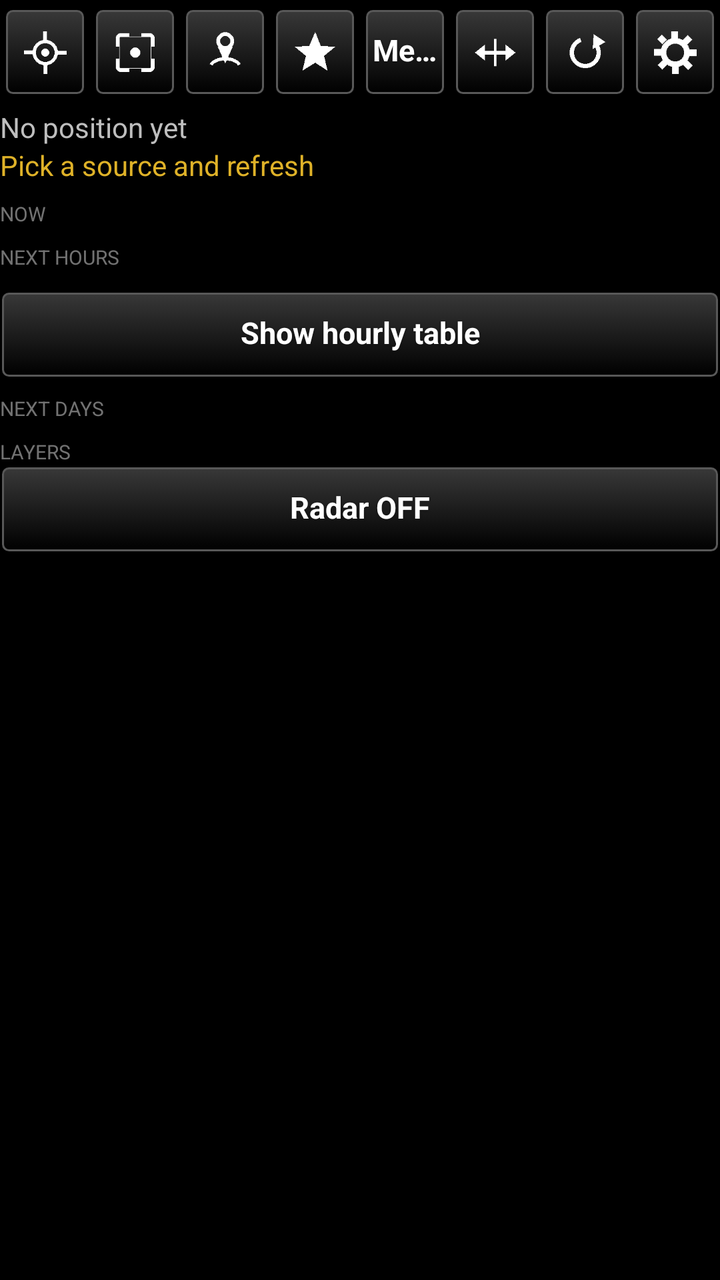
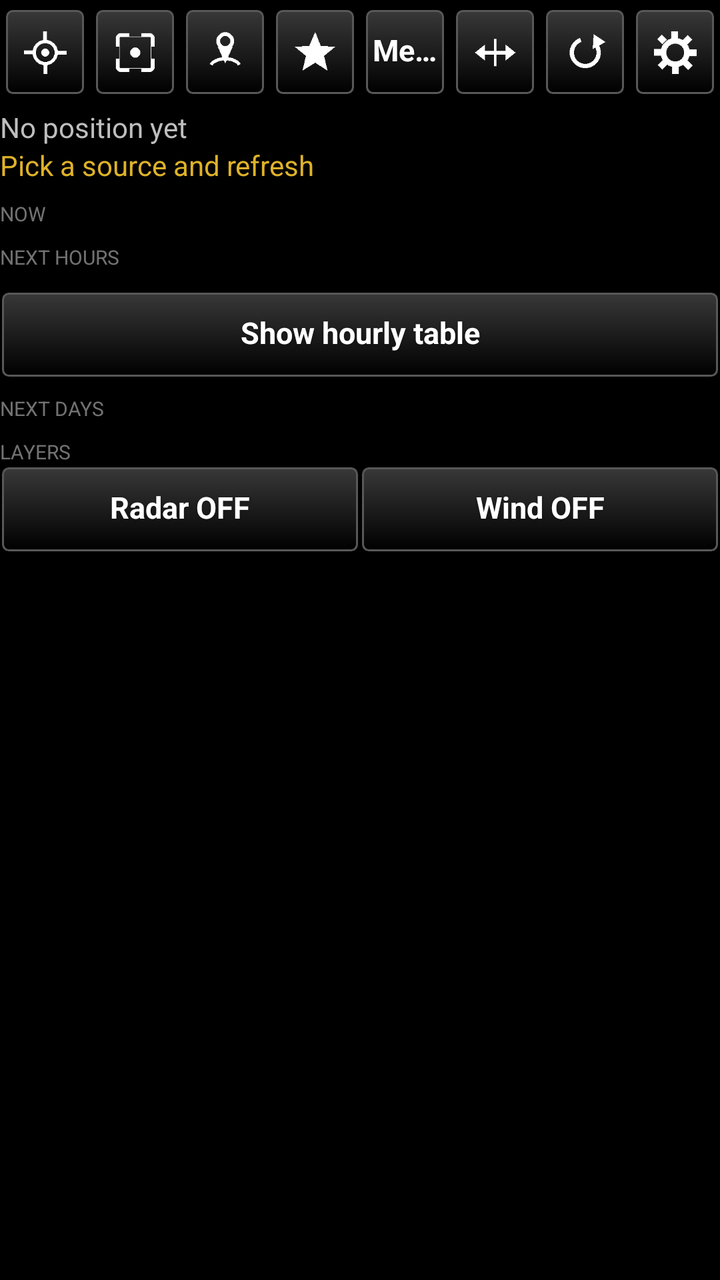

Compare the two renders of this Android layout. The source of the first and the diff that turns it into the second are given below.
<!-- AndroidManifest.xml: application theme AppTheme -->
<!-- res/layout/main_layout.xml -->
<?xml version="1.0" encoding="utf-8"?>
<ScrollView xmlns:android="http://schemas.android.com/apk/res/android"
    android:layout_width="match_parent"
    android:layout_height="match_parent"
    android:fadeScrollbars="false"
    android:layout_marginLeft="3dp"
    android:layout_marginRight="3dp">

    <LinearLayout
        android:layout_width="match_parent"
        android:layout_height="wrap_content"
        android:orientation="vertical"
        android:paddingBottom="8dp">

        
        <LinearLayout
            android:id="@+id/icon_row"
            android:layout_width="match_parent"
            android:layout_height="wrap_content"
            android:orientation="horizontal"
            android:paddingTop="4dp">

            <ImageButton
                android:id="@+id/mode_self"
                style="@style/TakwerxIconButton"
                android:contentDescription="@string/self_position"
                android:src="@drawable/ic_point_self" />

            <ImageButton
                android:id="@+id/mode_center"
                style="@style/TakwerxIconButton"
                android:contentDescription="@string/map_center"
                android:src="@drawable/ic_point_center" />

            <ImageButton
                android:id="@+id/mode_pick"
                style="@style/TakwerxIconButton"
                android:contentDescription="@string/pick_point"
                android:src="@drawable/ic_point_pick" />

            <ImageButton
                android:id="@+id/favorites_button"
                style="@style/TakwerxIconButton"
                android:contentDescription="@string/favorites_title"
                android:src="@drawable/ic_favorites" />

            <Button
                android:id="@+id/units_button"
                style="@style/TakwerxButton"
                android:layout_width="0dp"
                android:layout_weight="1"
                android:layout_height="44dp"
                android:layout_marginLeft="2dp"
                android:layout_marginRight="2dp"
                android:paddingLeft="4dp"
                android:paddingRight="4dp"
                android:text="@string/units_metric" />

            <ImageButton
                android:id="@+id/wide_button"
                style="@style/TakwerxIconButton"
                android:contentDescription="@string/wide"
                android:src="@drawable/ic_wide" />

            <ImageButton
                android:id="@+id/refresh_button"
                style="@style/TakwerxIconButton"
                android:contentDescription="@string/refresh"
                android:src="@drawable/ic_refresh" />

            <ImageButton
                android:id="@+id/settings_button"
                style="@style/TakwerxIconButton"
                android:contentDescription="@string/settings"
                android:src="@drawable/ic_settings" />
        </LinearLayout>

        <TextView
            android:id="@+id/position_text"
            android:layout_width="match_parent"
            android:layout_height="wrap_content"
            android:textSize="@dimen/fontSize"
            android:layout_marginTop="@dimen/auto_margin"
            android:text="@string/no_position" />

        <TextView
            android:id="@+id/status_text"
            android:layout_width="match_parent"
            android:layout_height="wrap_content"
            android:textSize="@dimen/fontSize"
            android:textColor="@color/heading_yellow"
            android:text="@string/status_idle" />

        <TextView
            android:id="@+id/current_heading"
            android:layout_width="match_parent"
            android:layout_height="wrap_content"
            android:text="@string/heading_now"
            android:textSize="10sp"
            android:textAllCaps="true"
            android:paddingTop="8dp"
            android:alpha="0.6" />

        <LinearLayout
            android:id="@+id/current_container"
            android:layout_width="match_parent"
            android:layout_height="wrap_content"
            android:orientation="vertical" />

        <TextView
            android:id="@+id/series_heading"
            android:layout_width="match_parent"
            android:layout_height="wrap_content"
            android:text="@string/heading_hours"
            android:textSize="10sp"
            android:textAllCaps="true"
            android:paddingTop="8dp"
            android:alpha="0.6" />

        
        <HorizontalScrollView
            android:id="@+id/trend_scroll"
            android:layout_width="match_parent"
            android:layout_height="wrap_content"
            android:scrollbars="none">

            <LinearLayout
                android:id="@+id/trend_host"
                android:layout_width="wrap_content"
                android:layout_height="wrap_content"
                android:orientation="horizontal" />
        </HorizontalScrollView>

        <HorizontalScrollView
            android:layout_width="match_parent"
            android:layout_height="wrap_content"
            android:scrollbars="none"
            android:layout_marginTop="4dp">

            <LinearLayout
                android:id="@+id/trend_chips"
                android:layout_width="wrap_content"
                android:layout_height="wrap_content"
                android:orientation="horizontal" />
        </HorizontalScrollView>

        
        <Button
            android:id="@+id/hours_table_button"
            style="@style/TakwerxButton"
            android:layout_width="match_parent"
            android:layout_height="wrap_content"
            android:layout_marginTop="6dp"
            android:text="@string/show_hours_table" />

        <LinearLayout
            android:id="@+id/hours_table"
            android:layout_width="match_parent"
            android:layout_height="wrap_content"
            android:orientation="horizontal"
            android:visibility="gone">

            <LinearLayout
                android:id="@+id/hours_legend"
                android:layout_width="wrap_content"
                android:layout_height="wrap_content"
                android:orientation="vertical" />

            <HorizontalScrollView
                android:layout_width="0dp"
                android:layout_height="wrap_content"
                android:layout_weight="1"
                android:fadeScrollbars="false"
                android:scrollbarSize="3dp"
                android:scrollbarStyle="outsideOverlay"
                android:paddingBottom="6dp">

                <LinearLayout
                    android:id="@+id/hours_container"
                    android:layout_width="wrap_content"
                    android:layout_height="wrap_content"
                    android:orientation="horizontal" />
            </HorizontalScrollView>
        </LinearLayout>

        <TextView
            android:id="@+id/days_heading"
            android:layout_width="match_parent"
            android:layout_height="wrap_content"
            android:text="@string/heading_days"
            android:textSize="10sp"
            android:textAllCaps="true"
            android:paddingTop="8dp"
            android:alpha="0.6" />

        <LinearLayout
            android:id="@+id/days_strip"
            android:layout_width="match_parent"
            android:layout_height="wrap_content"
            android:orientation="horizontal">

            <LinearLayout
                android:id="@+id/days_legend"
                android:layout_width="wrap_content"
                android:layout_height="wrap_content"
                android:orientation="vertical" />

            <HorizontalScrollView
                android:layout_width="0dp"
                android:layout_height="wrap_content"
                android:layout_weight="1"
                android:fadeScrollbars="false"
                android:scrollbarSize="3dp">

                <LinearLayout
                    android:id="@+id/days_container"
                    android:layout_width="wrap_content"
                    android:layout_height="wrap_content"
                    android:orientation="horizontal" />
            </HorizontalScrollView>
        </LinearLayout>

        
        <TextView
            android:id="@+id/layers_heading"
            android:layout_width="match_parent"
            android:layout_height="wrap_content"
            android:text="@string/heading_layers"
            android:textSize="10sp"
            android:textAllCaps="true"
            android:paddingTop="8dp"
            android:alpha="0.6" />

        <LinearLayout
            android:layout_width="match_parent"
            android:layout_height="wrap_content"
            android:orientation="horizontal">

            <Button
                android:id="@+id/radar_toggle"
                style="@style/TakwerxButton"
                android:layout_width="0dp"
                android:layout_weight="1"
                android:layout_height="wrap_content"
                android:text="@string/radar_off" />
        </LinearLayout>

        <LinearLayout
            android:id="@+id/scrubber"
            android:layout_width="match_parent"
            android:layout_height="wrap_content"
            android:orientation="vertical"
            android:visibility="gone">

            <TextView
                android:id="@+id/scrubber_label"
                android:layout_width="match_parent"
                android:layout_height="wrap_content"
                android:layout_marginTop="6dp"
                android:textColor="@color/white"
                android:textSize="13sp"
                android:text="" />

            <SeekBar
                android:id="@+id/scrubber_bar"
                android:layout_width="match_parent"
                android:layout_height="wrap_content"
                android:max="0"
                android:progress="0" />
        </LinearLayout>

        <TextView
            android:id="@+id/attribution_text"
            android:layout_width="match_parent"
            android:layout_height="wrap_content"
            android:textSize="11sp"
            android:layout_marginTop="@dimen/auto_margin"
            android:text="" />
    </LinearLayout>
</ScrollView>
<!-- resources referenced by this layout -->
<resources>
  <color name="heading_yellow">#dfb228</color>
  <color name="white">#ffffff</color>
  <dimen name="auto_margin">6dp</dimen>
  <dimen name="fontSize">14sp</dimen>
  <string name="favorites_title">Favorites</string>
  <string name="heading_days">Next days</string>
  <string name="heading_hours">Next hours</string>
  <string name="heading_layers">Layers</string>
  <string name="heading_now">Now</string>
  <string name="map_center">Map center</string>
  <string name="no_position">No position yet</string>
  <string name="pick_point">Pick a point</string>
  <string name="radar_off">Radar OFF</string>
  <string name="refresh">Refresh</string>
  <string name="self_position">My position</string>
  <string name="settings">Settings</string>
  <string name="show_hours_table">Show hourly table</string>
  <string name="status_idle">Pick a source and refresh</string>
  <string name="units_metric">Metric</string>
  <string name="wide">Wide</string>
  <style name="TakwerxButton" parent="@style/darkButton">
          <item name="android:paddingLeft">12dp</item>
          <item name="android:paddingRight">12dp</item>
          <item name="android:paddingTop">6dp</item>
          <item name="android:paddingBottom">8dp</item>
          <item name="android:minHeight">44dp</item>
          <item name="android:minWidth">0dp</item>
          <item name="android:textSize">15sp</item>
          <item name="android:singleLine">true</item>
          <item name="android:ellipsize">end</item>
      </style>
  <style name="TakwerxIconButton">
          <item name="android:layout_width">0dp</item>
          <item name="android:layout_weight">1</item>
          <item name="android:layout_height">44dp</item>
          <item name="android:layout_marginLeft">2dp</item>
          <item name="android:layout_marginRight">2dp</item>
          <item name="android:background">@drawable/btn_gray</item>
          <item name="android:scaleType">centerInside</item>
          <item name="android:padding">9dp</item>
      </style>
  <style name="AppTheme" parent="@android:style/Theme.Holo">
          <item name="android:buttonStyle">@android:style/Widget.Button</item>
          <item name="android:imageButtonStyle">@android:style/Widget.Button</item>
          <item name="android:buttonStyleToggle">@android:style/Widget.Button</item>
          <item name="android:spinnerStyle">@style/ATAKSpinner</item>
          <item name="android:spinnerItemStyle">@style/ATAKSpinnerItem</item>
          <item name="android:editTextStyle">@style/ATAKEditText</item>
      </style>
  <style name="ATAKSpinner" parent="@android:style/Widget.Spinner">
          <item name="android:spinnerMode">dialog</item>
      </style>
  <style name="ATAKSpinnerItem">
          <item name="android:textColor">@android:color/white</item>
          <item name="android:dropDownVerticalOffset">0dip</item>
          <item name="android:dropDownHorizontalOffset">0dip</item>
          <item name="android:dropDownWidth">wrap_content</item>
          <item name="android:gravity">left|center_vertical</item>
      </style>
  <style name="ATAKEditText" parent="@android:style/Widget.EditText">
          
          
  
          
          <item name="android:imeOptions">flagNoFullscreen</item>
      </style>
  <color name="darker_gray">#121212</color>
  <!-- drawable new_dark_button_disabled (drawable) -->
  <?xml version="1.0" encoding="utf-8"?>
  <layer-list xmlns:android="http://schemas.android.com/apk/res/android">
      <item android:bottom="1dp" android:right="1dp" android:left="1dp" android:top="1dp">
          <shape android:shape="rectangle">
              <corners android:radius="3dp" />
              <stroke
                  android:width="1dp"
                  android:color="#484848" />
              <solid android:color="#484848" />
          </shape>
      </item>
  </layer-list>
  <!-- unchanged entries left out for length: 11 -->
</resources>

<!-- the commit's change to res/layout/main_layout.xml (unified diff, before → after) -->
@@ -243,6 +243,14 @@
                 android:layout_weight="1"
                 android:layout_height="wrap_content"
                 android:text="@string/radar_off" />
+
+            <Button
+                android:id="@+id/wind_toggle"
+                style="@style/TakwerxButton"
+                android:layout_width="0dp"
+                android:layout_weight="1"
+                android:layout_height="wrap_content"
+                android:text="@string/wind_off" />
         </LinearLayout>
 
         <LinearLayout
<!-- resource entries referenced after the edit -->
@@ -20,6 +20,7 @@
   <string name="status_idle">Pick a source and refresh</string>
   <string name="units_metric">Metric</string>
   <string name="wide">Wide</string>
+  <string name="wind_off">Wind OFF</string>
   <style name="TakwerxButton" parent="@style/darkButton">
           <item name="android:paddingLeft">12dp</item>
           <item name="android:paddingRight">12dp</item>
